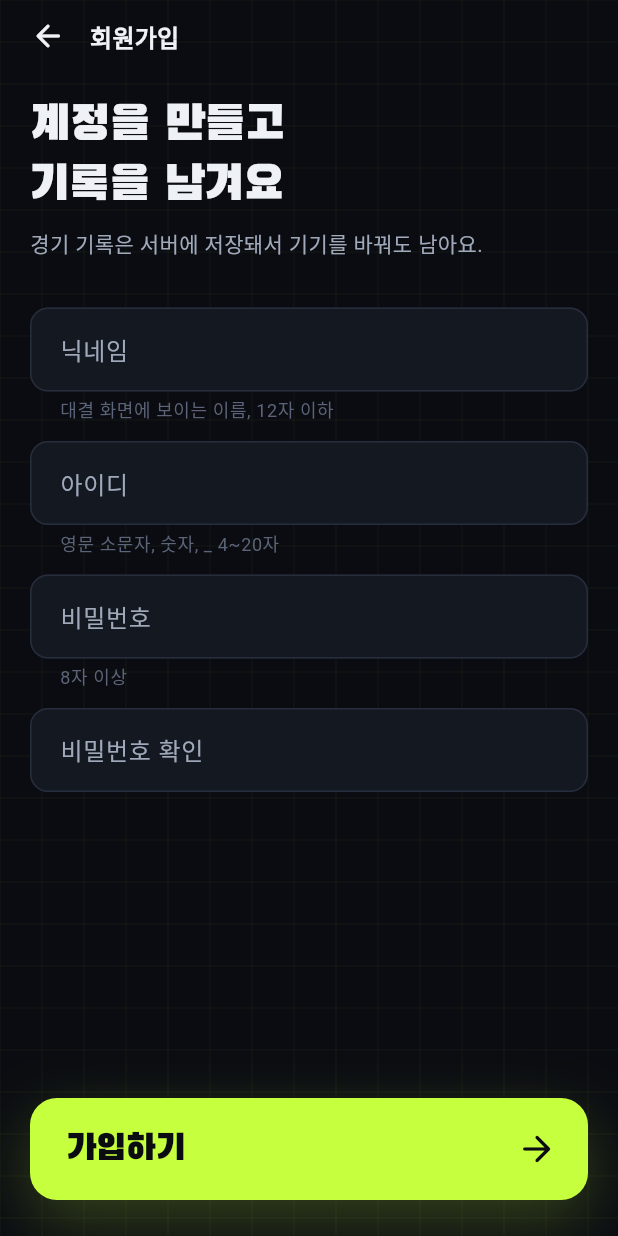
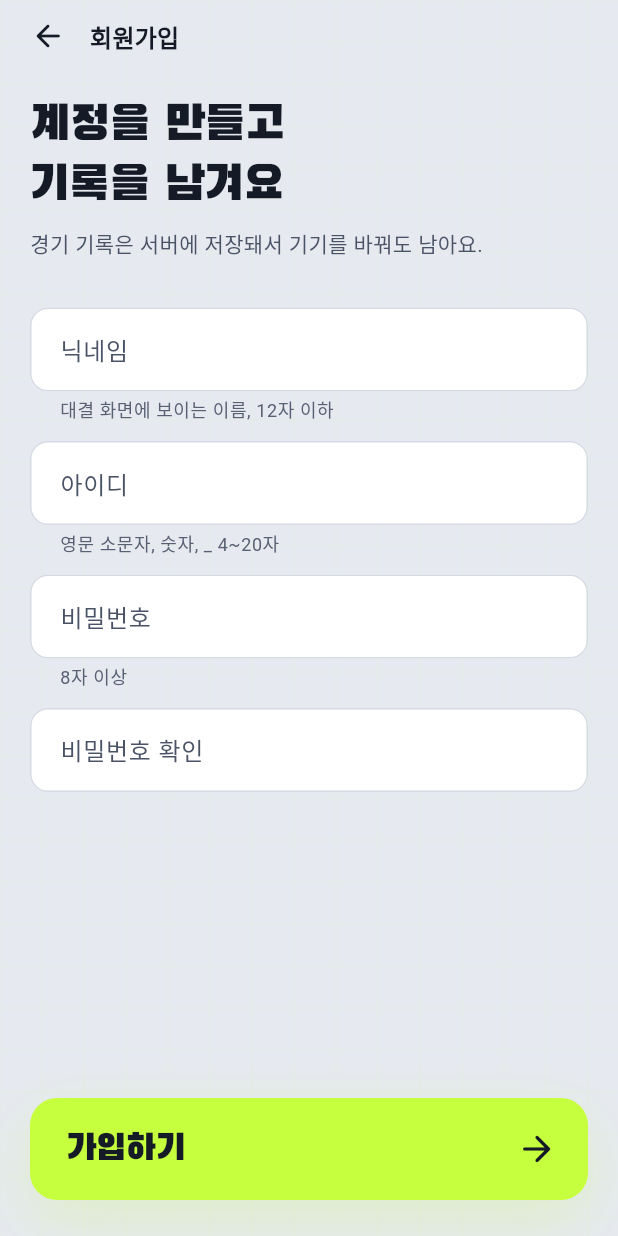
Before and after one commit to snuhcs-course/swpp-2026-project-team-04, a Flutter app: the screen it shows after launch, after a tap on "로그인", after a tap on "처음이신가요? 회원가입", on a phone screen of 412 x 824 dp. Run offline on Flutter 3.47's test engine with Material 3 defaults, Android fonts, the phone set to English and light mode, and no system bars; our stand-ins replace camera, fl_chart, flutter_secure_storage, permission_handler, webview_flutter; missing offline and left inert: google_mlkit_pose_detection; network calls fail; Roboto replaces fonts that are missing (IBMPlexSansKR).

Commit message:
feat(theme): switch to the light design theme
The team kickoff (2026-11-07) chose the lobby design's light look for
the whole app.

- Tokens take the design's light values, with darker text versions
  of lime, pink and amber (accentText, opponentText, warningText) so
  text stays at 4.5:1 on light surfaces. Lime, pink and amber stay
  for fills.
- The theme keeps Material defaults readable: spinners, text and
  outlined buttons, the text cursor and radios use ink instead of the
  primary lime; fields get an ink focus edge and dark amber errors;
  switches follow the design. Status and navigation bar icons are dark.
- The design fonts: Do Hyeon for home's menu titles, Oxanium 800 and
  IBM Plex Sans KR 600 (official Google Fonts files, Do Hyeon's OFL
  licence beside it). Only the fonts section of pubspec.yaml changes.
- W1's own widgets that put light colors on light surfaces now use
  the text versions or ink, and the AI 1v1 page takes the design's
  ink start button and chosen-option style.

AppTheme.dark stays as the same theme under its old name, so other
screens keep working; their low-contrast uses are listed for the team.

```diff
--- a/gymrats_app/lib/main.dart
+++ b/gymrats_app/lib/main.dart
@@ -40,6 +40,13 @@
   WidgetsFlutterBinding.ensureInitialized();
   // Camera frames and the pose overlay assume portrait.
   await SystemChrome.setPreferredOrientations([DeviceOrientation.portraitUp]);
+  // Dark status and navigation bar icons on the light screens.
+  SystemChrome.setSystemUIOverlayStyle(
+    SystemUiOverlayStyle.dark.copyWith(
+      systemNavigationBarColor: AppColors.background,
+      systemNavigationBarIconBrightness: Brightness.dark,
+    ),
+  );
   final api = ApiClient();
   final auth = ServerAuthRepository(api: api, store: SecureTokenStore());
   runApp(
@@ -169,7 +176,7 @@
       ],
       child: MaterialApp(
         title: 'GymRats',
-        theme: AppTheme.dark,
+        theme: AppTheme.light,
         navigatorKey: _navigator,
         navigatorObservers: [GymRatsApp.routeObserver],
         home: Consumer2<AuthViewModel, HelpViewModel>(
--- a/gymrats_app/lib/screens/home_screen.dart
+++ b/gymrats_app/lib/screens/home_screen.dart
@@ -310,7 +310,7 @@
   }
 }
 
-/// Battles that are not on the server yet, in amber: they are retried on
+/// Battles that are not on the server yet, in dark amber: they are retried on
 /// the next load, so the user knows the record is not lost.
 class _UnsentNote extends StatelessWidget {
   const _UnsentNote({required this.count});
@@ -321,13 +321,13 @@
   Widget build(BuildContext context) {
     return Row(
       children: [
-        const Icon(Icons.cloud_off_rounded, color: AppColors.warning),
+        const Icon(Icons.cloud_off_rounded, color: AppColors.warningText),
         const SizedBox(width: AppSpacing.s8),
         Expanded(
           child: Text(
             '저장하지 못한 경기 $count개 · 연결되면 다시 저장해요',
             style: Theme.of(context).textTheme.bodySmall
-                ?.copyWith(color: AppColors.warning),
+                ?.copyWith(color: AppColors.warningText),
           ),
         ),
       ],
--- a/gymrats_app/lib/theme/app_theme.dart
+++ b/gymrats_app/lib/theme/app_theme.dart
@@ -1,17 +1,23 @@
 import 'package:flutter/material.dart';
 
-/// Colors from the design prototype. Screens use these, never raw values.
+/// Colors from the design prototype, light since the 2026-11-07 kickoff.
+/// Screens use these, never raw values.
 abstract final class AppColors {
-  static const background = Color(0xFF0A0C11);
-  static const card = Color(0xFF141821);
+  /// The light gray ground of every screen.
+  static const background = Color(0xFFE6E9F0);
 
-  /// A step lighter than [card].
-  static const cardHigh = Color(0xFF1C212D);
-  static const border = Color(0xFF262D3C);
+  /// White cards, sheets and buttons on [background].
+  static const card = Color(0xFFFFFFFF);
 
-  static const textPrimary = Color(0xFFEEF1F6);
-  static const textSecondary = Color(0xFFA0A9BA);
-  static const textMuted = Color(0xFF5B6478);
+  /// A step off [card]: tiles and fields inside a white card or sheet.
+  static const cardHigh = Color(0xFFF3F5F9);
+  static const border = Color(0xFFD5DAE3);
+
+  static const textPrimary = Color(0xFF141A26);
+  static const textSecondary = Color(0xFF4A5366);
+
+  /// Tags and hints; still readable on [background] and [card].
+  static const textMuted = Color(0xFF586073);
 
   /// Lime. The main accent, also used for the player.
   static const accent = Color(0xFFC6FF3D);
@@ -44,9 +50,23 @@
   static const opponentDeep = Color(0xFFF23E72);
 
   /// The lobby's backdrop: two large slanted facets over [background], one
-  /// a step lighter and one a step darker.
-  static const facetLight = Color(0xFF10131A);
-  static const facetDark = Color(0xFF06070B);
+  /// a step lighter and one a step darker. [facetDark] is also the color of
+  /// a page's faint name behind it.
+  static const facetLight = Color(0xFFEEF0F5);
+  static const facetDark = Color(0xFFDCE0E8);
+
+  /// [accent], [opponent] and [warning] are too light for text on a light
+  /// screen: these are the design's darker versions for text and thin
+  /// lines (4.5:1 or more on [background] and [card]).
+  static const accentText = Color(0xFF3F6A00);
+  static const opponentText = Color(0xFFC4134F);
+  static const warningText = Color(0xFF8A4D00);
+
+  /// Behind a chosen option, with an [ink] edge.
+  static const selectedFill = Color(0xFFF6FFE6);
+
+  /// Text on an [ink] button.
+  static const onInk = Color(0xFFFFFFFF);
 }
 
 /// RepBot, the robot doing push-ups in the lobby, as designed: its own
@@ -90,10 +110,15 @@
   /// Korean headings. The headline text styles use it.
   static const headline = 'BlackHanSans';
 
-  /// Numbers and English. Bold only, and it has no Korean glyphs.
+  /// Numbers and English, in bold (700) and extra bold (800). It has no
+  /// Korean glyphs.
   static const number = 'Oxanium';
 
-  /// Body text. Also fills in glyphs the other two fonts lack.
+  /// Home's big menu titles (Do Hyeon), as designed.
+  static const display = 'DoHyeon';
+
+  /// Body text, regular to bold (400, 500, 600, 700). Also fills in glyphs
+  /// the other fonts lack.
   static const body = 'IBMPlexSansKR';
 }
 
@@ -102,8 +127,11 @@
 /// or weight, so a font decision changes this one place.
 extension LobbyText on TextTheme {
   /// "GYMRATS" on home.
-  TextStyle get lobbyLogo =>
-      displayMedium!.copyWith(letterSpacing: 1, height: 1);
+  TextStyle get lobbyLogo => displayMedium!.copyWith(
+    fontWeight: FontWeight.w800,
+    letterSpacing: 1,
+    height: 1,
+  );
 
   /// "1V1" beside home's one-line pitch.
   TextStyle get lobbyBadge => bodyMedium!.copyWith(
@@ -128,25 +156,26 @@
 
   /// Home's menu titles, e.g. "게임 시작".
   TextStyle get lobbyMenuTitle => displayLarge!.copyWith(
-    fontFamily: AppFonts.headline,
+    fontFamily: AppFonts.display,
     fontWeight: FontWeight.w400,
     height: 1,
   );
 
   /// A page's name as a huge faint word behind it, e.g. "PLAY".
-  TextStyle get lobbyWatermark => displayLarge!.copyWith(height: 1);
+  TextStyle get lobbyWatermark =>
+      displayLarge!.copyWith(fontWeight: FontWeight.w800, height: 1);
 
   /// A page's slanted title, e.g. "게임 시작" on its own page.
   TextStyle get lobbyPageTitle => displaySmall!.copyWith(
     fontFamily: AppFonts.body,
-    fontWeight: FontWeight.w700,
+    fontWeight: FontWeight.w600,
     letterSpacing: -1,
   );
 
   /// A card's or an option's slanted name, e.g. "온라인 1v1", "푸쉬업".
   TextStyle get lobbyCardTitle => headlineSmall!.copyWith(
     fontFamily: AppFonts.body,
-    fontWeight: FontWeight.w700,
+    fontWeight: FontWeight.w600,
   );
 
   /// A card's short line, which may take two lines.
@@ -155,6 +184,12 @@
   /// A row's bold label, e.g. "최근 설정으로 다시 하기".
   TextStyle get lobbyRowTitle =>
       titleSmall!.copyWith(fontWeight: FontWeight.w700);
+
+  /// The label of a page's start button, e.g. "대결 시작".
+  TextStyle get lobbyButton => titleLarge!.copyWith(
+    fontFamily: AppFonts.body,
+    fontWeight: FontWeight.w600,
+  );
 
   /// A text link, e.g. "규칙 보기".
   TextStyle get lobbyLink => bodyMedium!.copyWith(
@@ -192,10 +227,15 @@
 abstract final class AppTheme {
   static const double cardRadius = AppRadius.card;
 
-  /// The app's only theme: always dark, whatever the system setting.
-  static final ThemeData dark = _buildDark();
+  /// The app's only theme: always light, whatever the system setting
+  /// (team kickoff 2026-11-07).
+  static final ThemeData light = _build();
 
-  static ThemeData _buildDark() {
+  /// The name from before the app turned light; the same theme as [light],
+  /// kept so screens and tests that still say `dark` keep working.
+  static final ThemeData dark = light;
+
+  static ThemeData _build() {
     final base = ThemeData(
       colorScheme: _colorScheme(),
       scaffoldBackgroundColor: AppColors.background,
@@ -207,6 +247,31 @@
       textTheme: _textTheme(base.textTheme),
       cardTheme: _cardTheme,
       inputDecorationTheme: _inputTheme(base.textTheme),
+      switchTheme: _switchTheme,
+      // Material paints these in the primary lime by default, which all but
+      // disappears on the light screens.
+      progressIndicatorTheme: const ProgressIndicatorThemeData(
+        color: AppColors.ink,
+        linearTrackColor: AppColors.border,
+      ),
+      textButtonTheme: TextButtonThemeData(
+        style: TextButton.styleFrom(foregroundColor: AppColors.textPrimary),
+      ),
+      outlinedButtonTheme: OutlinedButtonThemeData(
+        style: OutlinedButton.styleFrom(foregroundColor: AppColors.textPrimary),
+      ),
+      textSelectionTheme: TextSelectionThemeData(
+        cursorColor: AppColors.ink,
+        selectionHandleColor: AppColors.ink,
+        selectionColor: AppColors.accent.withValues(alpha: 0.5),
+      ),
+      radioTheme: RadioThemeData(
+        fillColor: WidgetStateProperty.resolveWith(
+          (states) => states.contains(WidgetState.selected)
+              ? AppColors.ink
+              : AppColors.textMuted,
+        ),
+      ),
     );
   }
 
@@ -215,9 +280,9 @@
   /// Pink and amber stay out so default widgets never paint with them.
   static ColorScheme _colorScheme() => ColorScheme.fromSeed(
     seedColor: AppColors.accent,
-    brightness: Brightness.dark,
+    brightness: Brightness.light,
     primary: AppColors.accent,
-    onPrimary: AppColors.background,
+    onPrimary: AppColors.ink,
     surface: AppColors.background,
     onSurface: AppColors.textPrimary,
     onSurfaceVariant: AppColors.textSecondary,
@@ -254,9 +319,9 @@
     );
   }
 
-  /// Text fields: a card-colored box with radius [AppRadius.small], a lime
-  /// outline while focused, and amber for errors (2.5.2: every problem is
-  /// amber).
+  /// Text fields: a card-colored box with radius [AppRadius.small], an ink
+  /// outline while focused (as the design's fields), and dark amber for
+  /// errors (2.5.2: every problem is amber).
   static InputDecorationTheme _inputTheme(TextTheme text) {
     OutlineInputBorder outline(Color color, [double width = 1]) =>
         OutlineInputBorder(
@@ -271,16 +336,39 @@
       contentPadding: const EdgeInsets.all(AppSpacing.s16),
       hintStyle: text.bodyLarge?.copyWith(color: AppColors.textMuted),
       labelStyle: text.bodyLarge?.copyWith(color: AppColors.textSecondary),
-      floatingLabelStyle: text.bodyMedium?.copyWith(color: AppColors.accent),
-      errorStyle: text.bodyMedium?.copyWith(color: AppColors.warning),
+      floatingLabelStyle: text.bodyMedium?.copyWith(
+        color: AppColors.textPrimary,
+      ),
+      errorStyle: text.bodyMedium?.copyWith(color: AppColors.warningText),
       errorMaxLines: 2,
       border: outline(AppColors.border),
       enabledBorder: outline(AppColors.border),
-      focusedBorder: outline(AppColors.accent, 2),
-      errorBorder: outline(AppColors.warning),
-      focusedErrorBorder: outline(AppColors.warning, 2),
+      focusedBorder: outline(AppColors.ink, 2),
+      errorBorder: outline(AppColors.warningText),
+      focusedErrorBorder: outline(AppColors.warningText, 2),
     );
   }
+
+  /// The design's switch: an ink track with a lime knob when on, a gray
+  /// track with a white knob when off. The off track keeps a muted edge so
+  /// it stands out from a white card.
+  static final _switchTheme = SwitchThemeData(
+    thumbColor: WidgetStateProperty.resolveWith(
+      (states) => states.contains(WidgetState.selected)
+          ? AppColors.accent
+          : AppColors.card,
+    ),
+    trackColor: WidgetStateProperty.resolveWith(
+      (states) => states.contains(WidgetState.selected)
+          ? AppColors.ink
+          : AppColors.border,
+    ),
+    trackOutlineColor: WidgetStateProperty.resolveWith(
+      (states) => states.contains(WidgetState.selected)
+          ? Colors.transparent
+          : AppColors.textMuted,
+    ),
+  );
 
   static const _cardTheme = CardThemeData(
     color: AppColors.card,
--- a/gymrats_app/lib/widgets/accent_button.dart
+++ b/gymrats_app/lib/widgets/accent_button.dart
@@ -51,17 +51,13 @@
                 children: [
                   Text(
                     title,
-                    style: text.headlineSmall?.copyWith(
-                      color: AppColors.background,
-                    ),
+                    style: text.headlineSmall?.copyWith(color: AppColors.ink),
                   ),
                   if (hint != null) ...[
                     const SizedBox(height: 4),
                     Text(
                       hint,
-                      style: text.bodyMedium?.copyWith(
-                        color: AppColors.background,
-                      ),
+                      style: text.bodyMedium?.copyWith(color: AppColors.ink),
                     ),
                   ],
                 ],
@@ -71,7 +67,7 @@
             const Icon(
               Icons.arrow_forward_rounded,
               size: 28,
-              color: AppColors.background,
+              color: AppColors.ink,
             ),
           ],
         ),
--- a/gymrats_app/lib/widgets/battle_mode_card.dart
+++ b/gymrats_app/lib/widgets/battle_mode_card.dart
@@ -195,7 +195,7 @@
             child: Text(
               'VS',
               style: Theme.of(context).textTheme.titleLarge
-                  ?.copyWith(color: AppColors.ink),
+                  ?.copyWith(color: AppColors.ink, fontWeight: FontWeight.w800),
             ),
           ),
           const SizedBox(width: AppSpacing.s4),
--- a/gymrats_app/lib/widgets/exercise_sheet.dart
+++ b/gymrats_app/lib/widgets/exercise_sheet.dart
@@ -178,7 +178,7 @@
   const ExercisePictogram(
     this.exercise, {
     super.key,
-    this.color = AppColors.accent,
+    this.color = AppColors.textPrimary,
     this.size = defaultSize,
   });
 
```
Also changed, not shown: gymrats_app/assets/fonts/DoHyeon-OFL.txt (added, +93 -0 lines), gymrats_app/lib/screens/ai_setup_screen.dart (+50 -9 lines), gymrats_app/lib/widgets/match_record_card.dart (+17 -14 lines), gymrats_app/pubspec.yaml (+7 -0 lines), gymrats_app/assets/fonts/DoHyeon-Regular.ttf (added), gymrats_app/assets/fonts/Oxanium-ExtraBold.ttf (added), 6 other files.
